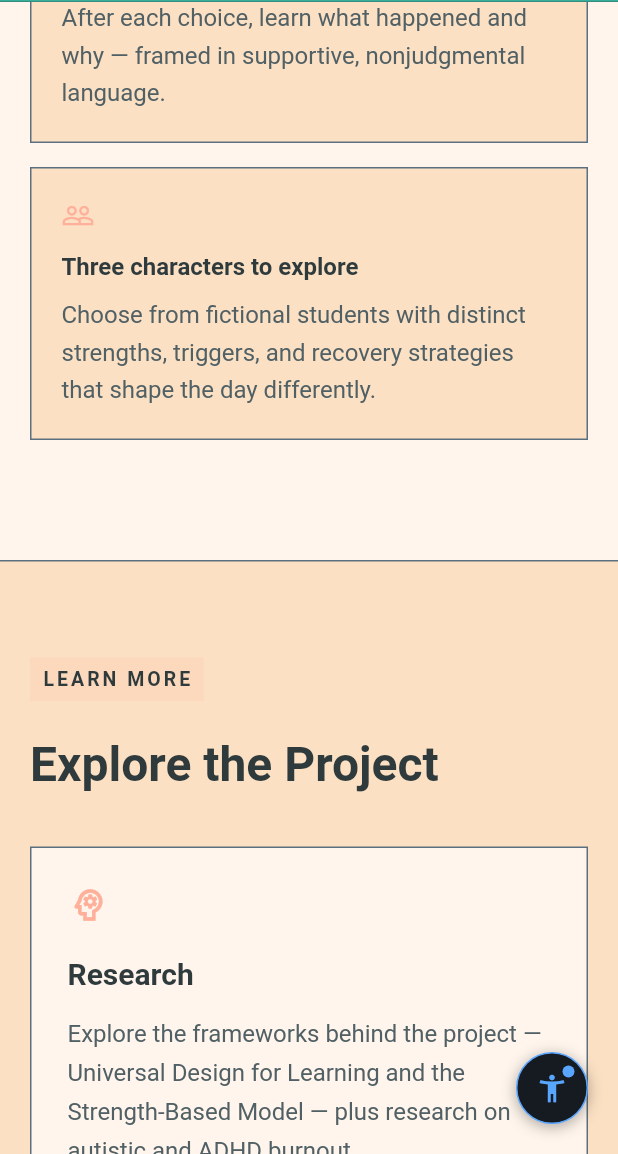
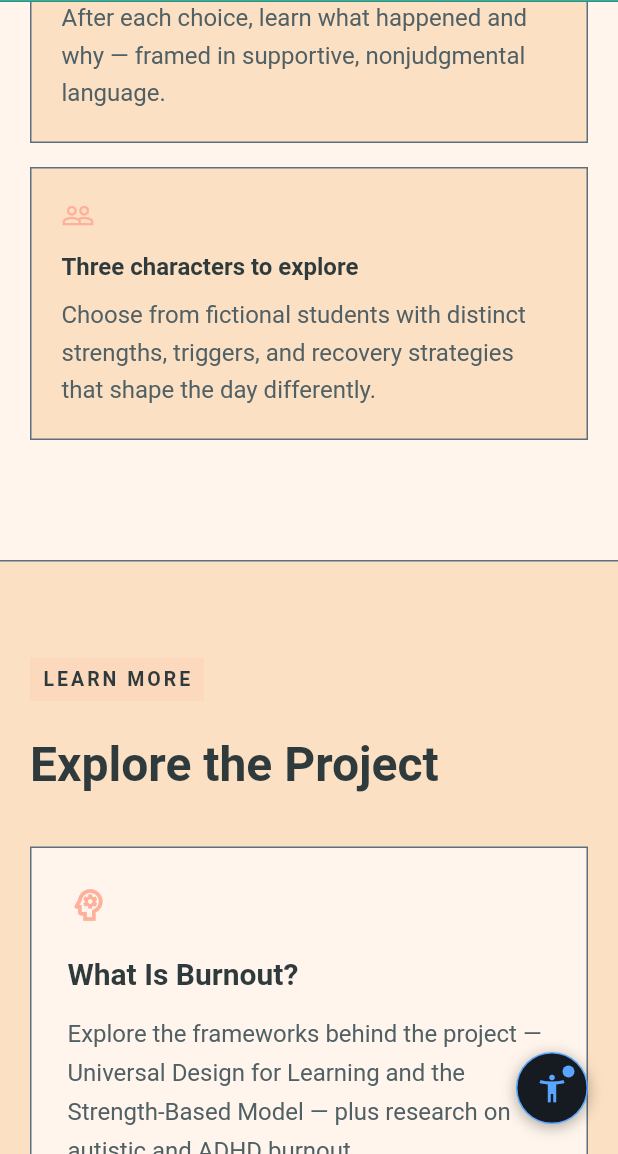
Before and after one commit to Derekshakk/burnout_simulator, a Flutter app: the screen it shows after launch, scrolled down 2304 dp, on a phone screen of 412 x 824 dp, the part 82-1236 px from its top. Run offline on Flutter 3.47's test engine with Material 3 defaults, Android fonts, the phone set to English and light mode, and no system bars; our stand-ins replace shared_preferences, web; missing offline and left inert: dart:html; accounts and stored records are empty.

Commit message:
research

```diff
--- a/lib/screens/home_screen.dart
+++ b/lib/screens/home_screen.dart
@@ -548,7 +548,7 @@ class _ExplorePreviewSection extends StatelessWidget {
               children: [
                 _ExploreCard(
                   icon: Icons.psychology_outlined,
-                  title: 'Research',
+                  title: 'What Is Burnout?',
                   body:
                       'Explore the frameworks behind the project — Universal Design for Learning and the Strength-Based Model — plus research on autistic and ADHD burnout.',
                   buttonLabel: 'Explore the Research',
@@ -573,7 +573,7 @@ class _ExplorePreviewSection extends StatelessWidget {
                   Expanded(
                     child: _ExploreCard(
                       icon: Icons.psychology_outlined,
-                      title: 'Research',
+                      title: 'What Is Burnout?',
                       body:
                           'Explore the frameworks behind the project — Universal Design for Learning and the Strength-Based Model — plus research on autistic and ADHD burnout.',
                       buttonLabel: 'Explore the Research',
--- a/lib/screens/research_screen.dart
+++ b/lib/screens/research_screen.dart
@@ -138,10 +138,10 @@ class _PageHeader extends StatelessWidget {
       child: Column(
         crossAxisAlignment: CrossAxisAlignment.start,
         children: [
-          const SectionLabel(text: 'RESEARCH'),
+          const SectionLabel(text: 'WHAT IS BURNOUT?'),
           const SizedBox(height: 20),
           A11yHeading(
-            'Research',
+            'What Is Burnout?',
             style: Theme.of(context).textTheme.displayMedium,
           ),
           const SizedBox(height: 16),
--- a/lib/widgets/site_navigation.dart
+++ b/lib/widgets/site_navigation.dart
@@ -145,7 +145,7 @@ class _SiteNavigationState extends State<SiteNavigation> {
                             onTap: () => _navigate(context, AppRoutes.about),
                           ),
                           _NavLink(
-                            label: 'Research',
+                            label: 'What Is Burnout?',
                             route: AppRoutes.research,
                             activeSection: widget.activeSection,
                             compact: useCompactDesktopLinks,
@@ -480,7 +480,7 @@ class _MobileMenu extends StatelessWidget {
             onTap: () => onNavigate(AppRoutes.about),
           ),
           _MobileMenuItem(
-            label: 'Research',
+            label: 'What Is Burnout?',
             isActive: activeSection == AppRoutes.research,
             onTap: () => onNavigate(AppRoutes.research),
           ),
```
